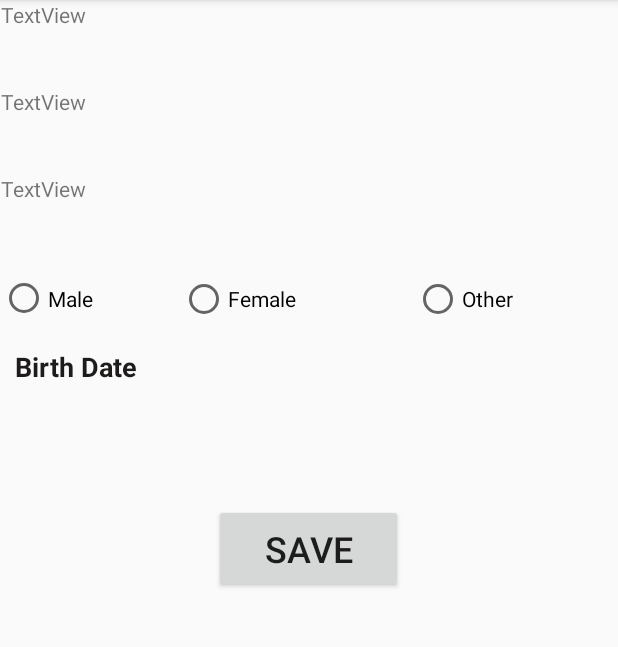
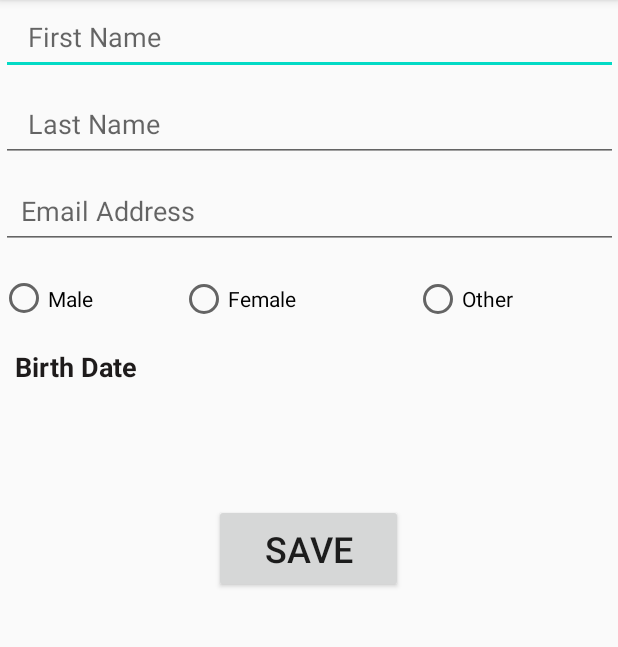
Before and after one commit to MANBEERGIL/C0768706_W2020_MAD3125_FP, an Android app: the AddNewCustomer screen opened directly, with no data from a screen before it, on a phone screen of 412 x 824 dp, the part 84-731 px from its top. Run offline under Robolectric (Android 15) with nearby library versions, the phone set to English and light mode, and no system bars.

```diff
--- a/app/src/main/res/layout/activity_add_new_customer.xml
+++ b/app/src/main/res/layout/activity_add_new_customer.xml
@@ -6,31 +6,31 @@
         android:layout_height="match_parent"
         tools:context=".AddNewCustomer">
 
-    <TextView
-                android:id="@+id/text_name"
+    <EditText
+            android:id="@+id/text_first_name"
             android:layout_width="411dp"
             android:layout_height="50dp"
-                android:text="TextView"
+            android:hint="   First Name"
             app:layout_constraintEnd_toEndOf="parent"
             app:layout_constraintStart_toStartOf="parent"
             app:layout_constraintTop_toTopOf="parent" />
 
-        <TextView
+    <EditText
             android:id="@+id/text_last_name"
             android:layout_width="411dp"
             android:layout_height="50dp"
             android:layout_marginTop="8dp"
-                android:text="TextView"
+            android:hint="   Last Name"
             app:layout_constraintEnd_toEndOf="parent"
             app:layout_constraintStart_toStartOf="parent"
-                app:layout_constraintTop_toBottomOf="@+id/text_name" />
+            app:layout_constraintTop_toBottomOf="@+id/text_first_name" />
 
-        <TextView
+    <EditText
             android:id="@+id/text_email"
             android:layout_width="411dp"
             android:layout_height="50dp"
             android:layout_marginTop="8dp"
-                android:text="TextView"
+            android:hint="  Email Address"
             app:layout_constraintEnd_toEndOf="parent"
             app:layout_constraintStart_toStartOf="parent"
             app:layout_constraintTop_toBottomOf="@+id/text_last_name" />
```
Also changed, not shown: app/src/main/res/layout/activity_show_bill_details.xml (+38 -0 lines). Lines whose indentation alone changed are shown as unchanged.
